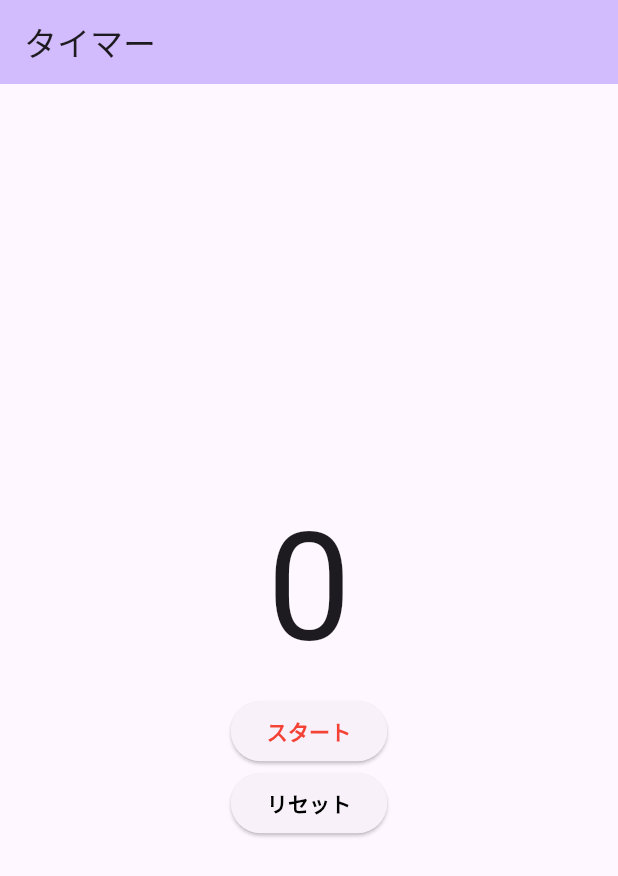
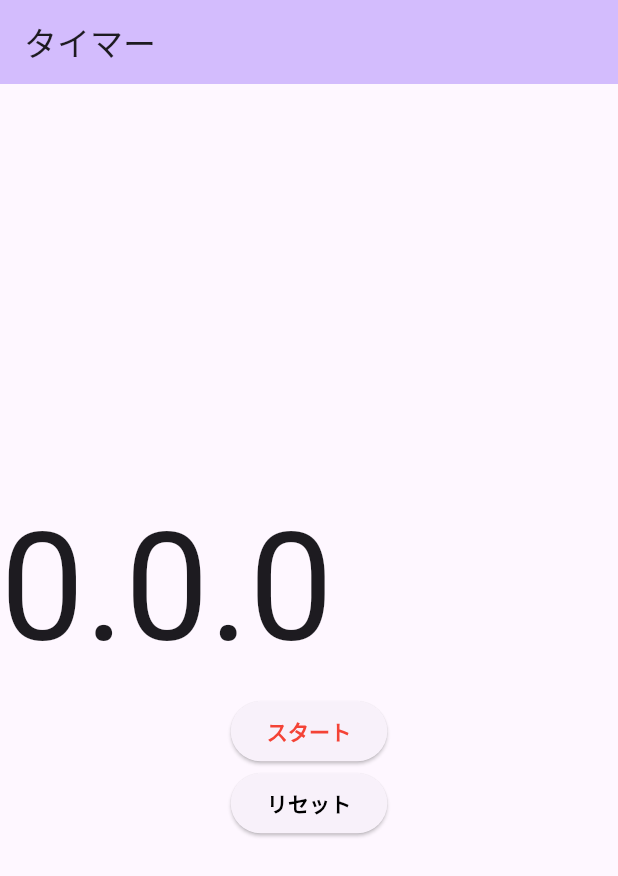
Before and after one commit to izumi1134/timer, a Flutter app: the screen it shows after launch, after a tap on "スタート", after a tap on "リセット", on a phone screen of 412 x 824 dp. Shown: the top 876 px of the screen. Run offline on Flutter 3.47's test engine with Material 3 defaults, Android fonts, the phone set to English and light mode, and no system bars.

Commit message:
first commit

```diff
--- a/lib/main.dart
+++ b/lib/main.dart
@@ -1,8 +1,6 @@
 import 'dart:async';
 
 import 'package:flutter/material.dart';
-
-import 'next_page.dart';
 
 void main() {
   runApp(const MyApp());
@@ -54,9 +52,29 @@ class _MyHomePageState extends State<MyHomePage> {
         child: Column(
           mainAxisAlignment: MainAxisAlignment.center,
           children: [
-            Text(
-              '$_second',
-              style: TextStyle(fontSize: 100),
+            Row(
+              children: [
+                Text(
+                  '${_second ~/ 60000}',
+                  style: TextStyle(fontSize: 100),
+                ),
+                Text(
+                  '.',
+                  style: TextStyle(fontSize: 100),
+                ),
+                Text(
+                  '${_second % 60000 ~/ 1000}',
+                  style: TextStyle(fontSize: 100),
+                ),
+                Text(
+                  '.',
+                  style: TextStyle(fontSize: 100),
+                ),
+                Text(
+                  '${_second % 1000 ~/ 10}',
+                  style: TextStyle(fontSize: 100),
+                ),
+              ],
             ),
             ElevatedButton(
               onPressed: () {
@@ -93,20 +111,11 @@ class _MyHomePageState extends State<MyHomePage> {
       _timer?.cancel();
     } else {
       _timer = Timer.periodic(
-        const Duration(seconds: 1),
+        const Duration(milliseconds: 1),
         (timer) {
           setState(() {
             _second++;
           });
-
-          if (_second == 10) {
-            resetTimer();
-
-            Navigator.push(
-              context,
-              MaterialPageRoute(builder: (context) => NextPage()),
-            );
-          }
         },
       );
     }
```
